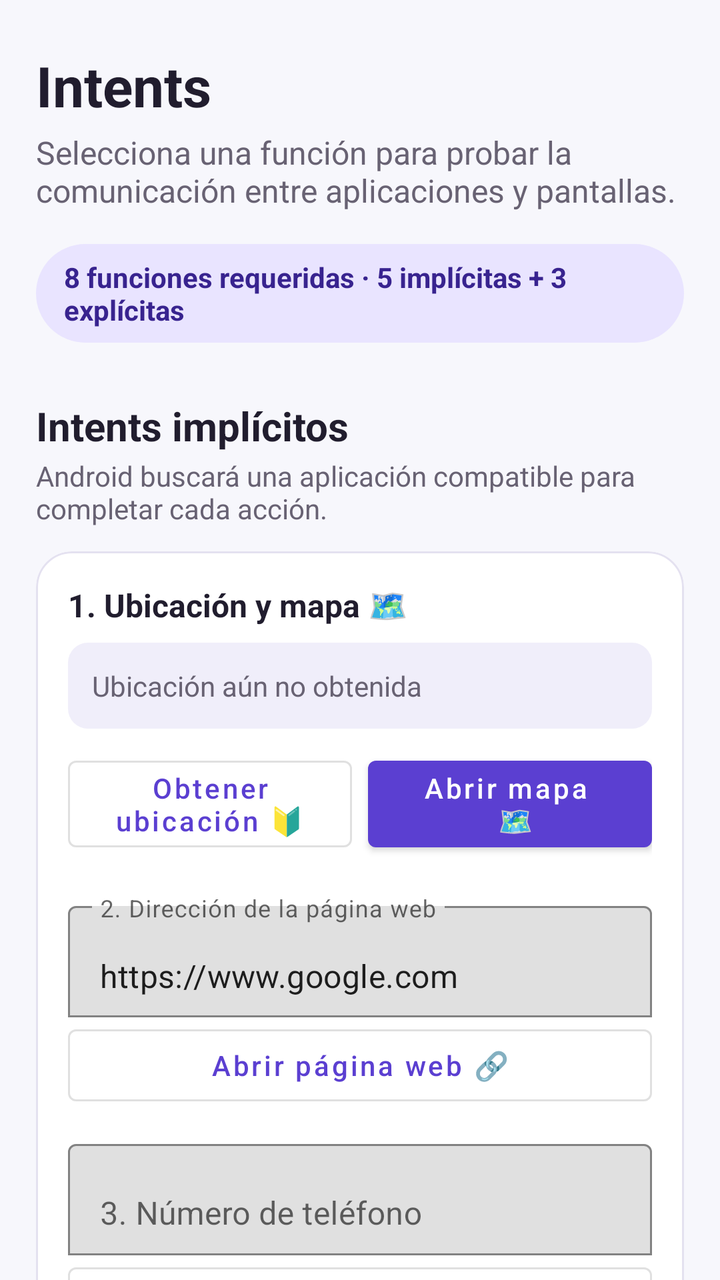
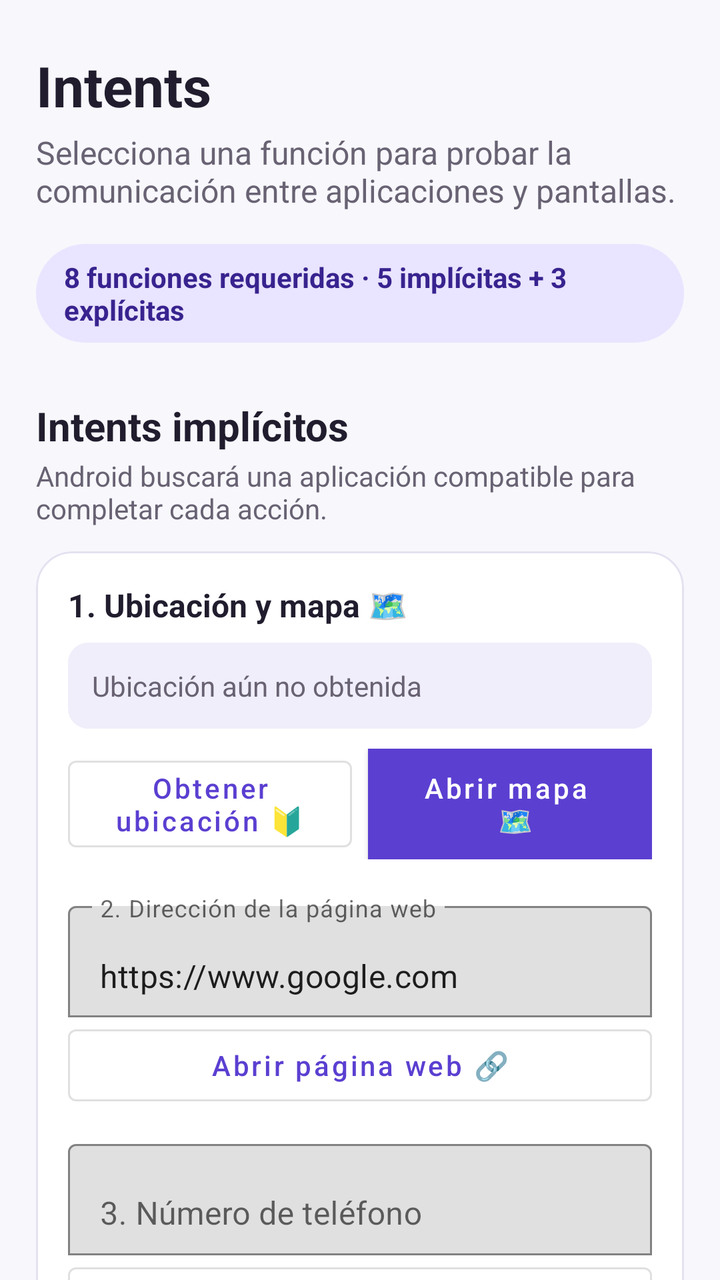

Before-and-after screenshots of an Android layout around one commit, followed by the original layout XML and the change that was made.
<!-- AndroidManifest.xml: application theme Theme.Semana7 -->
<!-- res/layout/activity_main.xml -->
<?xml version="1.0" encoding="utf-8"?>
<androidx.core.widget.NestedScrollView
    xmlns:android="http://schemas.android.com/apk/res/android"
    xmlns:app="http://schemas.android.com/apk/res-auto"
    android:layout_width="match_parent"
    android:layout_height="match_parent"
    android:background="@color/background_app"
    android:fillViewport="true">

    <LinearLayout
        android:layout_width="match_parent"
        android:layout_height="wrap_content"
        android:orientation="vertical"
        android:paddingStart="18dp"
        android:paddingTop="24dp"
        android:paddingEnd="18dp"
        android:paddingBottom="32dp">

        
        <TextView
            android:layout_width="match_parent"
            android:layout_height="wrap_content"
            android:text="@string/main_title"
            android:textColor="@color/text_primary"
            android:textSize="28sp"
            android:textStyle="bold" />

        <TextView
            android:layout_width="match_parent"
            android:layout_height="wrap_content"
            android:layout_marginTop="4dp"
            android:text="@string/main_subtitle"
            android:textColor="@color/text_secondary"
            android:textSize="16sp" />

        <TextView
            android:layout_width="wrap_content"
            android:layout_height="wrap_content"
            android:layout_marginTop="16dp"
            android:background="@drawable/bg_counter"
            android:paddingStart="14dp"
            android:paddingTop="7dp"
            android:paddingEnd="14dp"
            android:paddingBottom="7dp"
            android:text="@string/intents_counter"
            android:textColor="@color/primary_dark"
            android:textSize="14sp"
            android:textStyle="bold" />

        
        
        
        <TextView
            android:layout_width="match_parent"
            android:layout_height="wrap_content"
            android:layout_marginTop="28dp"
            android:text="@string/implicit_title"
            android:textColor="@color/text_primary"
            android:textSize="20sp"
            android:textStyle="bold" />

        <TextView
            android:layout_width="match_parent"
            android:layout_height="wrap_content"
            android:layout_marginTop="2dp"
            android:layout_marginBottom="12dp"
            android:text="@string/implicit_description"
            android:textColor="@color/text_secondary"
            android:textSize="14sp" />

        <com.google.android.material.card.MaterialCardView
            android:layout_width="match_parent"
            android:layout_height="wrap_content"
            app:cardBackgroundColor="@color/surface"
            app:cardCornerRadius="18dp"
            app:cardElevation="2dp"
            app:strokeColor="@color/card_border"
            app:strokeWidth="1dp">

            <LinearLayout
                android:layout_width="match_parent"
                android:layout_height="wrap_content"
                android:orientation="vertical"
                android:padding="16dp">

                
                <TextView
                    android:layout_width="match_parent"
                    android:layout_height="wrap_content"
                    android:text="@string/map_title"
                    android:textColor="@color/text_primary"
                    android:textSize="16sp"
                    android:textStyle="bold" />

                <TextView
                    android:id="@+id/txtUbicacion"
                    android:layout_width="match_parent"
                    android:layout_height="wrap_content"
                    android:layout_marginTop="8dp"
                    android:background="@drawable/bg_status"
                    android:padding="12dp"
                    android:text="@string/location_pending"
                    android:textColor="@color/text_secondary"
                    android:textSize="14sp" />

                <LinearLayout
                    android:layout_width="match_parent"
                    android:layout_height="wrap_content"
                    android:layout_marginTop="10dp"
                    android:orientation="horizontal">

                    <com.google.android.material.button.MaterialButton
                        android:id="@+id/btnUbicacion"
                        style="@style/Widget.MaterialComponents.Button.OutlinedButton"
                        android:layout_width="0dp"
                        android:layout_height="wrap_content"
                        android:layout_weight="1"
                        android:text="@string/get_location"
                        android:textAllCaps="false" />

                    <com.google.android.material.button.MaterialButton
                        android:id="@+id/btnMapa"
                        android:layout_width="0dp"
                        android:layout_height="wrap_content"
                        android:layout_marginStart="8dp"
                        android:layout_weight="1"
                        android:text="@string/open_map"
                        android:textAllCaps="false" />

                </LinearLayout>

                
                <com.google.android.material.textfield.TextInputLayout
                    android:layout_width="match_parent"
                    android:layout_height="wrap_content"
                    android:layout_marginTop="18dp"
                    android:hint="@string/url_hint"
                    app:boxBackgroundMode="outline">

                    <com.google.android.material.textfield.TextInputEditText
                        android:id="@+id/etUrl"
                        android:layout_width="match_parent"
                        android:layout_height="wrap_content"
                        android:inputType="textUri"
                        android:maxLines="1"
                        android:text="@string/default_url" />

                </com.google.android.material.textfield.TextInputLayout>

                <com.google.android.material.button.MaterialButton
                    android:id="@+id/btnWeb"
                    style="@style/Widget.MaterialComponents.Button.OutlinedButton"
                    android:layout_width="match_parent"
                    android:layout_height="wrap_content"
                    android:text="@string/open_web"
                    android:textAllCaps="false" />

                
                <com.google.android.material.textfield.TextInputLayout
                    android:layout_width="match_parent"
                    android:layout_height="wrap_content"
                    android:layout_marginTop="10dp"
                    android:hint="@string/phone_hint"
                    app:boxBackgroundMode="outline">

                    <com.google.android.material.textfield.TextInputEditText
                        android:id="@+id/etTelefono"
                        android:layout_width="match_parent"
                        android:layout_height="wrap_content"
                        android:inputType="phone"
                        android:maxLines="1" />

                </com.google.android.material.textfield.TextInputLayout>

                <com.google.android.material.button.MaterialButton
                    android:id="@+id/btnTelefono"
                    style="@style/Widget.MaterialComponents.Button.OutlinedButton"
                    android:layout_width="match_parent"
                    android:layout_height="wrap_content"
                    android:text="@string/open_dialer"
                    android:textAllCaps="false" />

                
                <com.google.android.material.textfield.TextInputLayout
                    android:layout_width="match_parent"
                    android:layout_height="wrap_content"
                    android:layout_marginTop="10dp"
                    android:hint="@string/email_hint"
                    app:boxBackgroundMode="outline">

                    <com.google.android.material.textfield.TextInputEditText
                        android:id="@+id/etCorreo"
                        android:layout_width="match_parent"
                        android:layout_height="wrap_content"
                        android:inputType="textEmailAddress"
                        android:maxLines="1" />

                </com.google.android.material.textfield.TextInputLayout>

                <com.google.android.material.button.MaterialButton
                    android:id="@+id/btnCorreo"
                    style="@style/Widget.MaterialComponents.Button.OutlinedButton"
                    android:layout_width="match_parent"
                    android:layout_height="wrap_content"
                    android:text="@string/prepare_email"
                    android:textAllCaps="false" />

                
                <com.google.android.material.button.MaterialButton
                    android:id="@+id/btnWifi"
                    android:layout_width="match_parent"
                    android:layout_height="wrap_content"
                    android:layout_marginTop="12dp"
                    android:text="@string/open_wifi"
                    android:textAllCaps="false" />

            </LinearLayout>

        </com.google.android.material.card.MaterialCardView>

        
        
        
        <TextView
            android:layout_width="match_parent"
            android:layout_height="wrap_content"
            android:layout_marginTop="28dp"
            android:text="@string/explicit_title"
            android:textColor="@color/text_primary"
            android:textSize="20sp"
            android:textStyle="bold" />

        <TextView
            android:layout_width="match_parent"
            android:layout_height="wrap_content"
            android:layout_marginTop="2dp"
            android:layout_marginBottom="12dp"
            android:text="@string/explicit_description"
            android:textColor="@color/text_secondary"
            android:textSize="14sp" />

        <com.google.android.material.card.MaterialCardView
            android:layout_width="match_parent"
            android:layout_height="wrap_content"
            app:cardBackgroundColor="@color/surface"
            app:cardCornerRadius="18dp"
            app:cardElevation="2dp"
            app:strokeColor="@color/card_border"
            app:strokeWidth="1dp">

            <LinearLayout
                android:layout_width="match_parent"
                android:layout_height="wrap_content"
                android:orientation="vertical"
                android:padding="16dp">

                <com.google.android.material.button.MaterialButton
                    android:id="@+id/btnSegundaVista"
                    android:layout_width="match_parent"
                    android:layout_height="wrap_content"
                    android:text="@string/go_second_activity"
                    android:textAllCaps="false"
                    app:backgroundTint="@color/secondary" />

                <com.google.android.material.button.MaterialButton
                    android:id="@+id/btnDetalle"
                    style="@style/Widget.MaterialComponents.Button.OutlinedButton"
                    android:layout_width="match_parent"
                    android:layout_height="wrap_content"
                    android:layout_marginTop="8dp"
                    android:text="@string/go_detail_activity"
                    android:textAllCaps="false"
                    android:textColor="@color/secondary"
                    app:strokeColor="@color/secondary" />

                <com.google.android.material.button.MaterialButton
                    android:id="@+id/btnAyuda"
                    style="@style/Widget.MaterialComponents.Button.OutlinedButton"
                    android:layout_width="match_parent"
                    android:layout_height="wrap_content"
                    android:layout_marginTop="8dp"
                    android:text="@string/go_help_activity"
                    android:textAllCaps="false"
                    android:textColor="@color/secondary"
                    app:strokeColor="@color/secondary" />

            </LinearLayout>

        </com.google.android.material.card.MaterialCardView>

        
        <TextView
            android:layout_width="match_parent"
            android:layout_height="wrap_content"
            android:layout_marginTop="28dp"
            android:text="@string/extras_title"
            android:textColor="@color/text_primary"
            android:textSize="20sp"
            android:textStyle="bold" />

        <com.google.android.material.button.MaterialButton
            android:id="@+id/btnLinterna"
            style="@style/Widget.MaterialComponents.Button.OutlinedButton"
            android:layout_width="match_parent"
            android:layout_height="wrap_content"
            android:layout_marginTop="12dp"
            android:text="@string/turn_on_flashlight"
            android:textAllCaps="false" />

        <TextView
            android:layout_width="match_parent"
            android:layout_height="wrap_content"
            android:layout_marginTop="18dp"
            android:gravity="center"
            android:text="@string/footer_note"
            android:textColor="@color/text_secondary"
            android:textSize="12sp" />

    </LinearLayout>

</androidx.core.widget.NestedScrollView>
<!-- resources referenced by this layout -->
<resources>
  <color name="background_app">#FFF7F7FC</color>
  <color name="card_border">#FFE4E1F0</color>
  <color name="primary_dark">#FF38238F</color>
  <color name="secondary">#FF157A6E</color>
  <color name="surface">#FFFFFFFF</color>
  <color name="text_primary">#FF211D2E</color>
  <color name="text_secondary">#FF686273</color>
  <!-- drawable bg_counter (drawable) -->
  <?xml version="1.0" encoding="utf-8"?>
  <shape xmlns:android="http://schemas.android.com/apk/res/android"
      android:shape="rectangle">
  
      <solid android:color="#E9E4FF" />
  
      <corners android:radius="50dp" />
  
  </shape>
  <!-- drawable bg_status (drawable) -->
  <?xml version="1.0" encoding="utf-8"?>
  <shape xmlns:android="http://schemas.android.com/apk/res/android"
      android:shape="rectangle">
  
      <solid android:color="#F0EEFA" />
  
      <corners android:radius="10dp" />
  
  </shape>
  <string name="default_url">https://www.google.com</string>
  <string name="email_hint">4. Correo electrónico </string>
  <string name="explicit_description">Estas opciones abren pantallas que pertenecen a la misma aplicación.</string>
  <string name="explicit_title">Intents explícitos</string>
  <string name="extras_title">Función adicional</string>
  <string name="footer_note">Proyecto Android desarrollado en Java</string>
  <string name="get_location">Obtener ubicación 🔰</string>
  <string name="go_detail_activity">2. Ir a DetalleActivity con datos</string>
  <string name="go_help_activity">3. Ir a AyudaActivity</string>
  <string name="go_second_activity">1. Ir a SegundaActivity ➡️</string>
  <string name="implicit_description">Android buscará una aplicación compatible para completar cada acción.</string>
  <string name="implicit_title">Intents implícitos</string>
  <string name="intents_counter">8 funciones requeridas · 5 implícitas + 3 explícitas</string>
  <string name="location_pending">Ubicación aún no obtenida</string>
  <string name="main_subtitle">Selecciona una función para probar la comunicación entre aplicaciones y pantallas.</string>
  <string name="main_title">Intents</string>
  <string name="map_title">1. Ubicación y mapa 🗺️</string>
  <string name="open_dialer">Abrir marcador telefónico 📱</string>
  <string name="open_map">Abrir mapa \n 🗺️</string>
  <string name="open_web">Abrir página web 🔗</string>
  <string name="open_wifi">5. Abrir configuración de Wi-Fi 🛜</string>
  <string name="phone_hint">3. Número de teléfono </string>
  <string name="prepare_email">Preparar correo 📫</string>
  <string name="turn_on_flashlight">Encender linterna 🔦</string>
  <string name="url_hint">2. Dirección de la página web</string>
  <style name="Theme.Semana7" parent="Theme.MaterialComponents.DayNight.NoActionBar">
  
          
          <item name="colorPrimary">@color/purple_500</item>
          <item name="colorPrimaryVariant">@color/purple_700</item>
          <item name="colorOnPrimary">@color/white</item>
  
          
          <item name="colorSecondary">@color/teal_200</item>
          <item name="colorSecondaryVariant">@color/teal_700</item>
          <item name="colorOnSecondary">@color/black</item>
  
          
          <item name="android:statusBarColor">?attr/colorPrimaryVariant</item>
  
      </style>
  <color name="purple_500">#FF5B3FD1</color>
  <color name="purple_700">#FF38238F</color>
  <color name="white">#FFFFFFFF</color>
  <color name="teal_200">#FF76D7C4</color>
  <color name="teal_700">#FF157A6E</color>
  <color name="black">#FF000000</color>
</resources>

<!-- the commit's change to res/layout/activity_main.xml (unified diff, before → after) -->
@@ -125,6 +125,7 @@
                         android:layout_marginStart="8dp"
                         android:layout_weight="1"
                         android:text="@string/open_map"
+                        android:background="@color/purple_700"
                         android:textAllCaps="false" />
 
                 </LinearLayout>
<!-- resource entries referenced after the edit -->
@@ -3,6 +3,7 @@
   <color name="background_app">#FFF7F7FC</color>
   <color name="card_border">#FFE4E1F0</color>
   <color name="primary_dark">#FF38238F</color>
+  <color name="purple_700">#FF38238F</color>
   <color name="secondary">#FF157A6E</color>
   <color name="surface">#FFFFFFFF</color>
   <color name="text_primary">#FF211D2E</color>
@@ -69,7 +70,6 @@
   
       </style>
   <color name="purple_500">#FF5B3FD1</color>
-  <color name="purple_700">#FF38238F</color>
   <color name="white">#FFFFFFFF</color>
   <color name="teal_200">#FF76D7C4</color>
   <color name="teal_700">#FF157A6E</color>
